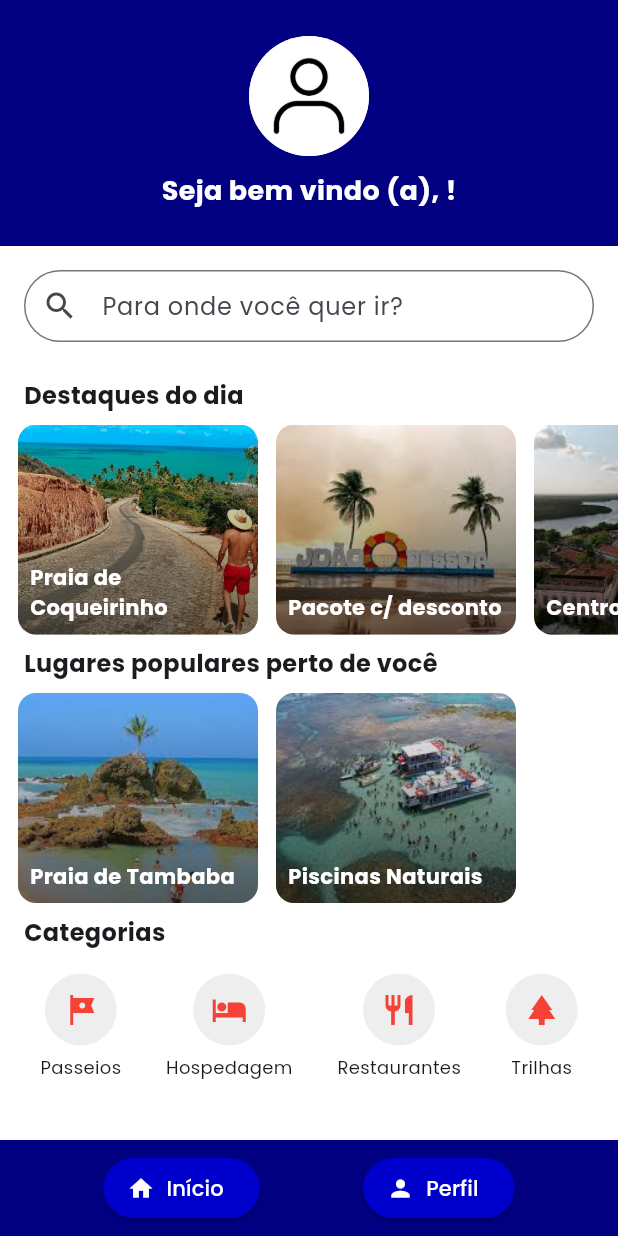
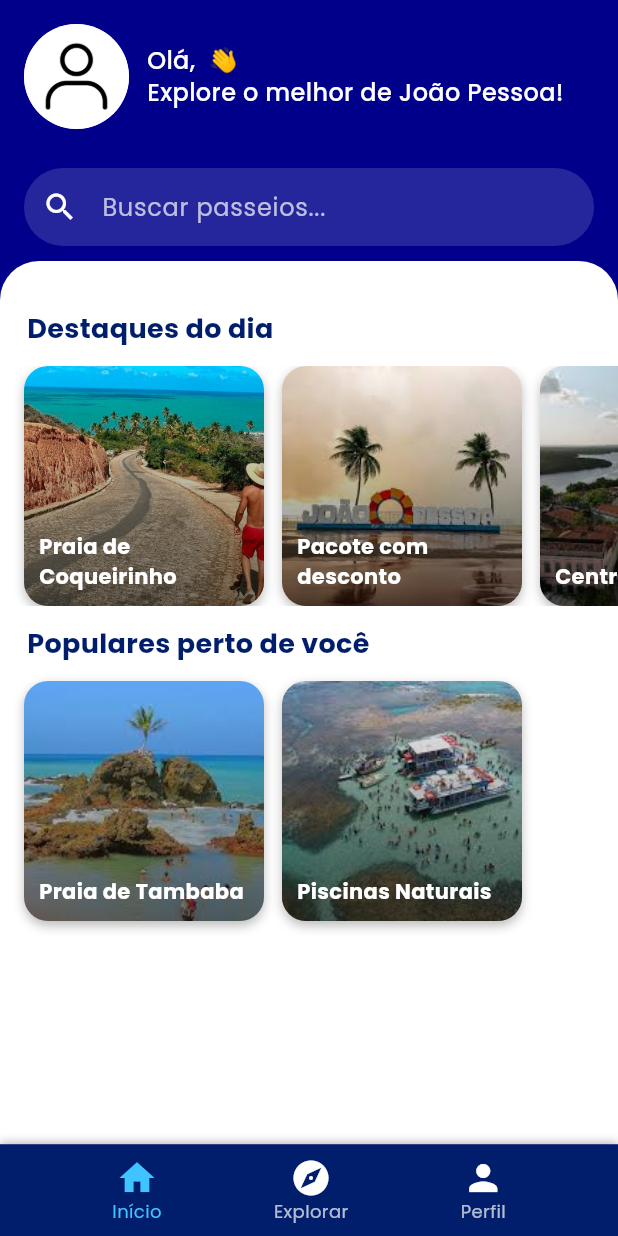
Before and after one commit to anajugrzyb/jampa-trip-frontend, a Flutter app: the HomePage screen opened directly with empty values, on a phone screen of 412 x 824 dp. Run offline on Flutter 3.47's test engine with Material 3 defaults, Android fonts, the phone set to English and light mode, and no system bars; our stand-ins replace flutter_multi_formatter, flutter_time_picker_spinner, google_fonts, image_picker, sqflite, table_calendar; accounts and stored records are empty.

Commit message:
base da home

```diff
--- a/lib/pages/home_page.dart
+++ b/lib/pages/home_page.dart
@@ -15,28 +15,29 @@ class HomePage extends StatelessWidget {
   @override
   Widget build(BuildContext context) {
     return Scaffold(
-      backgroundColor: Colors.white,
+      backgroundColor: const Color(0xFF00008B),
       body: SafeArea(
         child: Column(
           children: [
-            Container(
-              width: double.infinity,
-              color: const Color(0xFF000080),
-              padding: const EdgeInsets.symmetric(vertical: 24),
-              child: Column(
+            Padding(
+              padding: const EdgeInsets.all(16),
+              child: Row(
                 children: [
                   const CircleAvatar(
-                    radius: 40,
+                    radius: 35,
                     backgroundImage:
                         AssetImage("lib/assets/images/profile.png"),
                   ),
-                  const SizedBox(height: 10),
-                  Text(
-                    "Seja bem vindo (a), $userName!",
+                  const SizedBox(width: 12),
+                  Expanded(
+                    child: Text(
+                      "Olá, $userName 👋\nExplore o melhor de João Pessoa!",
                       style: const TextStyle(
                         color: Colors.white,
-                      fontSize: 18,
-                      fontWeight: FontWeight.bold,
+                        fontSize: 16,
+                        fontWeight: FontWeight.w500,
+                        height: 1.3,
+                      ),
                     ),
                   ),
                 ],
@@ -44,7 +45,7 @@ class HomePage extends StatelessWidget {
             ),
 
             Padding(
-              padding: const EdgeInsets.all(16.0),
+              padding: const EdgeInsets.symmetric(horizontal: 16, vertical: 10),
               child: TextField(
                 onSubmitted: (value) {
                   if (value.trim().isNotEmpty) {
@@ -58,19 +59,34 @@ class HomePage extends StatelessWidget {
                   }
                 },
                 decoration: InputDecoration(
-                  hintText: "Para onde você quer ir?",
-                  prefixIcon: const Icon(Icons.search),
+                  hintText: "Buscar passeios...",
+                  hintStyle: const TextStyle(color: Colors.white70),
+                  prefixIcon: const Icon(Icons.search, color: Colors.white),
+                  filled: true,
+                  fillColor: Colors.white.withOpacity(0.15),
+                  contentPadding:
+                      const EdgeInsets.symmetric(horizontal: 20, vertical: 14),
                   border: OutlineInputBorder(
                     borderRadius: BorderRadius.circular(30),
+                    borderSide: BorderSide.none,
                   ),
-                  contentPadding:
-                      const EdgeInsets.symmetric(horizontal: 20),
                 ),
+                style: const TextStyle(color: Colors.white),
               ),
             ),
 
             Expanded(
+              child: Container(
+                width: double.infinity,
+                decoration: const BoxDecoration(
+                  color: Colors.white,
+                  borderRadius: BorderRadius.only(
+                    topLeft: Radius.circular(26),
+                    topRight: Radius.circular(26),
+                  ),
+                ),
                 child: SingleChildScrollView(
+                  padding: const EdgeInsets.symmetric(vertical: 20),
                   child: Column(
                     crossAxisAlignment: CrossAxisAlignment.start,
                     children: [
@@ -82,7 +98,7 @@ class HomePage extends StatelessWidget {
                         },
                         {
                           "img": "lib/assets/images/letreiro.jpeg",
-                        "title": "Pacote c/ desconto"
+                          "title": "Pacote com desconto"
                         },
                         {
                           "img": "lib/assets/images/centrojoaopessoa.jpeg",
@@ -90,7 +106,7 @@ class HomePage extends StatelessWidget {
                         },
                       ]),
 
-                    _buildSectionTitle("Lugares populares perto de você"),
+                      _buildSectionTitle("Populares perto de você"),
                       _buildHorizontalList([
                         {
                           "img": "lib/assets/images/tambaba.jpeg",
@@ -101,43 +117,35 @@ class HomePage extends StatelessWidget {
                           "title": "Piscinas Naturais"
                         },
                       ]),
-
-                    _buildSectionTitle("Categorias"),
-                    Padding(
-                      padding: const EdgeInsets.symmetric(
-                          horizontal: 12, vertical: 8),
-                      child: Row(
-                        mainAxisAlignment: MainAxisAlignment.spaceAround,
-                        children: const [
-                          _CategoryIcon(icon: Icons.tour, label: "Passeios"),
-                          _CategoryIcon(icon: Icons.hotel, label: "Hospedagem"),
-                          _CategoryIcon(
-                              icon: Icons.restaurant, label: "Restaurantes"),
-                          _CategoryIcon(icon: Icons.park, label: "Trilhas"),
                     ],
+                  ),
+                ),
               ),
             ),
           ],
         ),
       ),
+
+      bottomNavigationBar: Container(
+        decoration: const BoxDecoration(
+          color: Color(0xFF001E6C),
+          boxShadow: [
+            BoxShadow(color: Colors.black26, blurRadius: 4, offset: Offset(0, -2)),
+          ],
         ),
-
-            Container(
-              color: const Color(0xFF000080),
         padding: const EdgeInsets.symmetric(vertical: 8),
         child: Row(
           mainAxisAlignment: MainAxisAlignment.spaceEvenly,
           children: [
-                  ElevatedButton.icon(
-                    onPressed: () {},
-                    icon: const Icon(Icons.home, color: Colors.white),
-                    label: const Text("Início", style: TextStyle(color: Colors.white),),
-                    style: ElevatedButton.styleFrom(
-                      backgroundColor: const Color(0xFF0000CD),
-                    ),
-                  ),
-                  ElevatedButton.icon(
-                    onPressed: () {
+            _buildNavButton(Icons.home, "Início", true, () {}),
+            _buildNavButton(Icons.explore, "Explorar", false, () {
+              Navigator.push(
+                context,
+                MaterialPageRoute(
+                    builder: (context) => TourListPage(query: '')),
+              );
+            }),
+            _buildNavButton(Icons.person, "Perfil", false, () {
               Navigator.push(
                 context,
                 MaterialPageRoute(
@@ -148,16 +156,7 @@ class HomePage extends StatelessWidget {
                   ),
                 ),
               );
-                    },
-                    icon: const Icon(Icons.person, color: Colors.white),
-                    label: const Text("Perfil", style: TextStyle(color: Colors.white),),
-                    style: ElevatedButton.styleFrom(
-                      backgroundColor: const Color(0xFF0000CD),
-                    ),
-                  ),
-                ],
-              ),
-            ),
+            }),
           ],
         ),
       ),
@@ -166,45 +165,46 @@ class HomePage extends StatelessWidget {
 
   Widget _buildSectionTitle(String title) {
     return Padding(
-      padding: const EdgeInsets.symmetric(horizontal: 16, vertical: 8),
-      child: Row(
-        children: [
-          Expanded(
+      padding: const EdgeInsets.symmetric(horizontal: 18, vertical: 12),
       child: Text(
         title,
-              style: const TextStyle(fontSize: 16, fontWeight: FontWeight.bold),
+        style: const TextStyle(
+          fontSize: 18,
+          fontWeight: FontWeight.w700,
+          color: Color(0xFF001E6C),
         ),
-          ),
-          const Icon(Icons.arrow_back, size: 16, color: Colors.white),
-        ],
       ),
     );
   }
 
   Widget _buildHorizontalList(List<Map<String, String>> items) {
     return SizedBox(
-      height: 140,
+      height: 160,
       child: ListView.builder(
         scrollDirection: Axis.horizontal,
         itemCount: items.length,
-        padding: const EdgeInsets.symmetric(horizontal: 12),
+        padding: const EdgeInsets.symmetric(horizontal: 16),
         itemBuilder: (context, index) {
           final item = items[index];
           return Container(
             width: 160,
             margin: const EdgeInsets.only(right: 12),
             decoration: BoxDecoration(
-              borderRadius: BorderRadius.circular(12),
+              borderRadius: BorderRadius.circular(16),
               image: DecorationImage(
                 image: AssetImage(item["img"]!),
                 fit: BoxFit.cover,
               ),
+              boxShadow: const [
+                BoxShadow(
+                    color: Colors.black26, blurRadius: 5, offset: Offset(0, 3)),
+              ],
             ),
             child: Container(
               alignment: Alignment.bottomLeft,
-              padding: const EdgeInsets.all(8),
+              padding: const EdgeInsets.all(10),
               decoration: BoxDecoration(
-                borderRadius: BorderRadius.circular(12),
+                borderRadius: BorderRadius.circular(16),
                 gradient: const LinearGradient(
                   begin: Alignment.bottomCenter,
                   end: Alignment.topCenter,
@@ -216,11 +216,33 @@ class HomePage extends StatelessWidget {
                 style: const TextStyle(
                   color: Colors.white,
                   fontWeight: FontWeight.bold,
+                  fontSize: 14,
                 ),
               ),
             ),
           );
         },
+      ),
+    );
+  }
+
+  Widget _buildNavButton(
+      IconData icon, String label, bool isActive, VoidCallback onTap) {
+    return GestureDetector(
+      onTap: onTap,
+      child: Column(
+        mainAxisSize: MainAxisSize.min,
+        children: [
+          Icon(icon,
+              color: isActive ? Colors.lightBlueAccent : Colors.white, size: 28),
+          Text(
+            label,
+            style: TextStyle(
+              color: isActive ? Colors.lightBlueAccent : Colors.white70,
+              fontSize: 12,
+            ),
+          ),
+        ],
       ),
     );
   }
@@ -237,12 +259,15 @@ class _CategoryIcon extends StatelessWidget {
     return Column(
       children: [
         CircleAvatar(
-          radius: 24,
-          backgroundColor: Colors.grey[200],
-          child: Icon(icon, color: Colors.red),
+          radius: 28,
+          backgroundColor: const Color(0xFFE6F0FF),
+          child: Icon(icon, color: const Color(0xFF001E6C), size: 28),
         ),
         const SizedBox(height: 6),
-        Text(label, style: const TextStyle(fontSize: 12)),
+        Text(
+          label,
+          style: const TextStyle(fontSize: 12, color: Colors.black87),
+        ),
       ],
     );
   }
```
Lines whose indentation alone changed are shown as unchanged.
